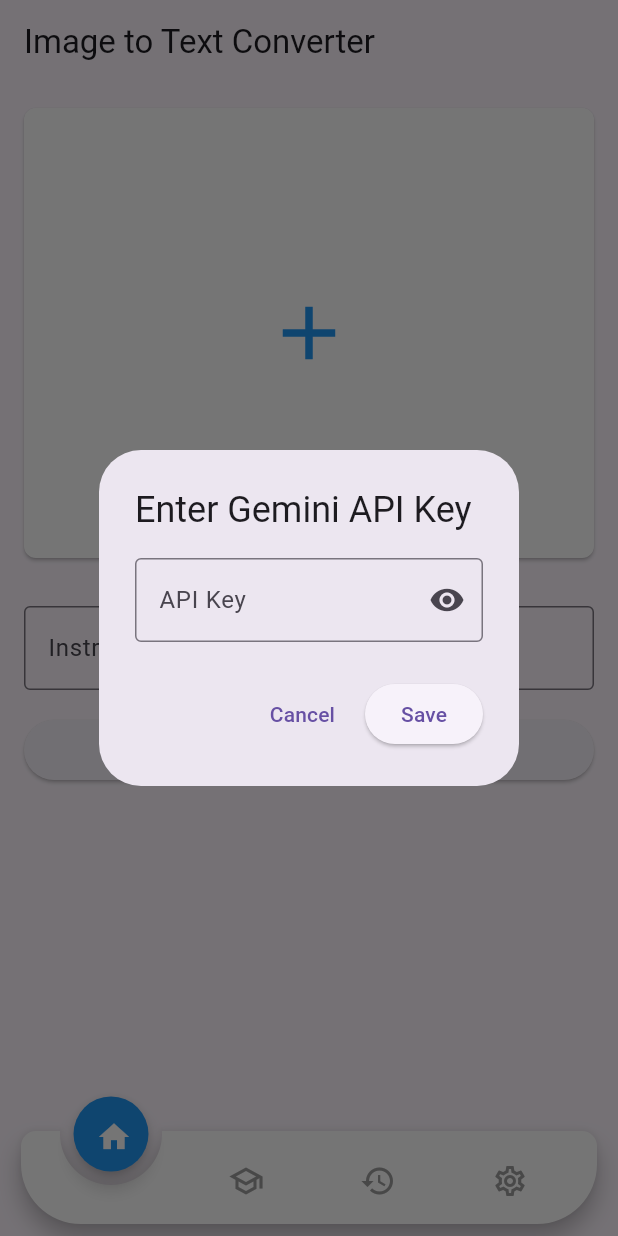
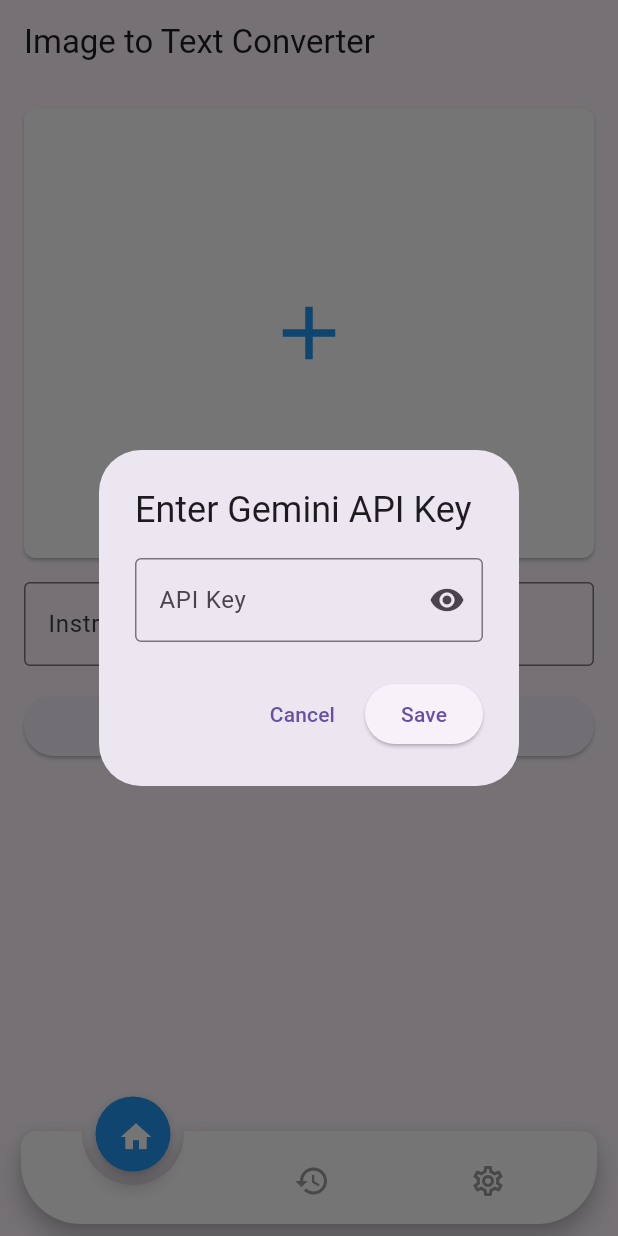
Before and after one commit to RishabhHatlunkar/PicScribe, a Flutter app: the screen it shows after launch, on a phone screen of 412 x 824 dp. Run offline on Flutter 3.47's test engine with Material 3 defaults, Android fonts, the phone set to English and light mode, and no system bars; drawn by our look-alikes of animated_notch_bottom_bar; our stand-ins replace csv, flutter_riverpod, google_generative_ai, image_picker, permission_handler, sqflite; missing offline and left inert: easy_folder_picker, file_saver, jinja; accounts and stored records are empty.

Commit message:
## Modified UI for homepage

```diff
--- a/lib/main.dart
+++ b/lib/main.dart
@@ -55,7 +55,7 @@
     super.initState();
     _pages = [
       const HomePage(),
-      LearningPage(),
+      // LearningPage(),
       const HistoryPage(),
       const SettingsPage(),
     ];
@@ -96,11 +96,6 @@
                 activeItem: const Icon(Icons.home, color: Colors.white,),
                 itemLabel: 'Home',
               ),
-              BottomBarItem(
-                inActiveItem: const Icon(Icons.school_outlined, color: Colors.grey),
-                activeItem: const Icon(Icons.school, color: Colors.white,),
-                itemLabel: 'Learning',
-              ),
                BottomBarItem(
                 inActiveItem: const Icon(Icons.history_outlined, color: Colors.grey),
                 activeItem: const Icon(Icons.history, color: Colors.white,),
--- a/lib/screens/home_page.dart
+++ b/lib/screens/home_page.dart
@@ -116,6 +116,8 @@
     } finally {
       ref.read(loadingStateProvider.notifier).state = false;
     }
+    _imageFile = null;
+    _instructionController.text = "";
   }
 
   void _showApiKeyDialog() {
@@ -156,26 +158,7 @@
     }
   }
 
-    Widget _buildImageGrid() {
-      final images = ref.watch(imagesProvider);
-    return  SizedBox(
-      height: 150,
-      child: ListView.builder(
-        scrollDirection: Axis.horizontal, // Added horizontal scrolling
-        itemCount: images.length,
-        itemBuilder: (context, index) {
-          final image = images[index];
-            return SizedBox(
-            width: 150,
-              child:  Image.file(
-                 File(image.path),
-                    fit: BoxFit.cover,
-               ),
-             );
-        },
-      ),
-    );
-  }
+
   void _showSnackBar(String message) {
       if (_scaffoldKey.currentContext == null) return;
        ScaffoldMessenger.of(_scaffoldKey.currentContext!).showSnackBar(SnackBar(
@@ -186,6 +169,7 @@
     final images = ref.watch(imagesProvider);
     final extractedText = ref.watch(extractedTextProvider);
     final isLoading = ref.watch(loadingStateProvider);
+    FocusNode _focusNode = FocusNode();
 
       return Scaffold(
         key: _scaffoldKey,
@@ -219,51 +203,50 @@
                            : const Icon(Icons.add, size: 60, color: Colors.blue),
                        ),
                       const SizedBox(height: 16),
-                      if (images.isNotEmpty)
-                       SizedBox(
-                          height: 150,
-                            child: ListView.builder(
-                              scrollDirection: Axis.horizontal,
-                               itemCount: images.length,
-                                itemBuilder: (context, index) {
-                                  final image = images[index];
-                                    return SizedBox(
-                                    width: 150,
-                                       child:  Image.file(
-                                          File(image.path),
-                                           fit: BoxFit.cover,
-                                        ),
-                                    );
-                                },
-                             ),
-                          ),
-                     const SizedBox(height: 16),
+                      // if (images.isNotEmpty)
+                      //  SizedBox(
+                      //     height: 150,
+                      //       child: ListView.builder(
+                      //         scrollDirection: Axis.horizontal,
+                      //          itemCount: images.length,
+                      //           itemBuilder: (context, index) {
+                      //             final image = images[index];
+                      //               return SizedBox(
+                      //               width: 150,
+                      //                  child:  Image.file(
+                      //                     File(image.path),
+                      //                      fit: BoxFit.cover,
+                      //                   ),
+                      //               );
+                      //           },
+                      //        ),
+                      //     ),
+                    //  const SizedBox(height: 16),
+
                     TextField(
                       controller: _instructionController,
-                         style: const TextStyle(color: Colors.blue),
-                          decoration: const InputDecoration(
+                      focusNode: _focusNode,
+                      style: const TextStyle(color: Color.fromARGB(255, 60, 60, 60)),
+                      cursorColor: Color.fromARGB(255, 60, 60, 60),
+                      decoration: InputDecoration(
                         labelText: 'Instruction to Extract',
+                        labelStyle: TextStyle(
+                          color: Color.fromARGB(255, 60, 60, 60),
+                        ),
                         border: OutlineInputBorder(
-                               borderSide: BorderSide(color: Colors.blue)
+                          borderSide: BorderSide(color: Color.fromARGB(255, 0, 0, 0)),
                         ),
                         focusedBorder: OutlineInputBorder(
-                             borderSide: BorderSide(color: Colors.blue)
+                          borderSide: BorderSide(color: Colors.blue),
                         ),
                       ),
                       maxLines: null,
                     ),
+
                     const SizedBox(height: 16),
                    ElevatedButton(
                      onPressed: _extractTextFromImages,
                      child: const Text('Extract Text', style: TextStyle(color: Colors.blue),),
-                   ),
-                     const SizedBox(height: 16),
-
-                   if (extractedText.isNotEmpty)
-                      ElevatedButton(
-                         onPressed: _exportToCsv,
-                        style: ElevatedButton.styleFrom(backgroundColor: Colors.blue,),
-                       child: const Text('Export to CSV', style: TextStyle(color: Colors.white),),
                    ),
                   ],
                 ),),
```
Lines whose indentation alone changed are shown as unchanged.
